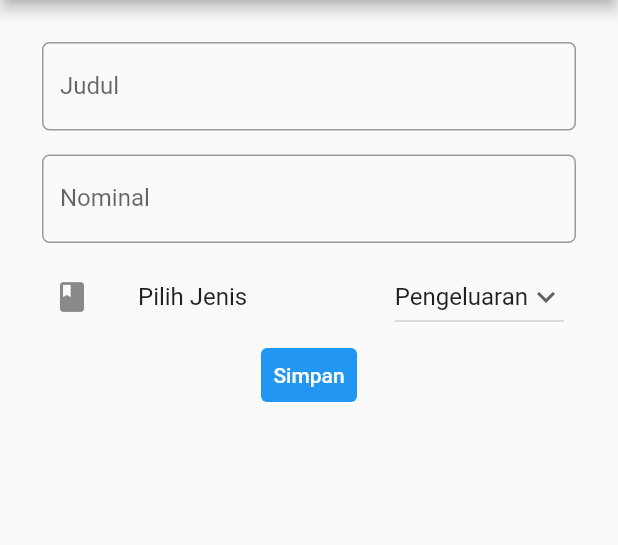
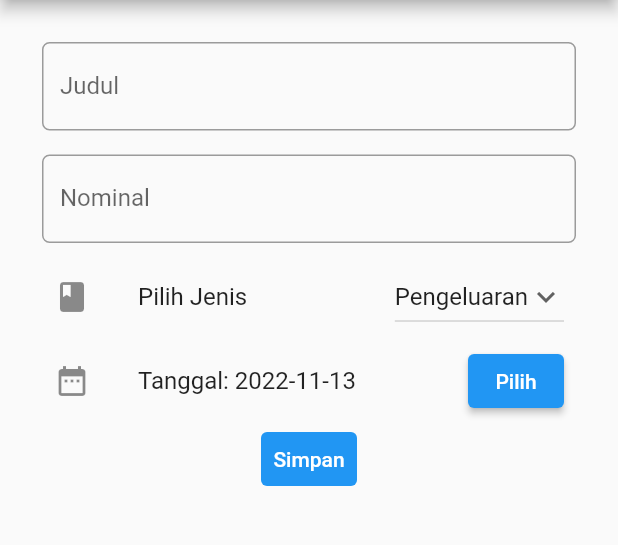
Before and after one commit to AdrianRamadhan27/pbp-flutter-lab, a Flutter app: the BudgetFormPage screen opened directly, on a phone screen of 412 x 824 dp, the part 84-629 px from its top. Run offline on Flutter 3.47's test engine with Material 2 defaults, Android fonts, the phone set to English and light mode, and no system bars.

Commit message:
Tugas 7: Bonus

```diff
--- a/counter_7/lib/budget_data_page.dart
+++ b/counter_7/lib/budget_data_page.dart
@@ -32,6 +32,9 @@ class BudgetDataPage extends StatelessWidget {
                   Text(
                       budgetList[index].tipe
                   ),
+                  Text(
+                      "Tanggal: " + budgetList[index].tanggal.toString().substring(0, 10)
+                  ),
                 ],
               ),
 
--- a/counter_7/lib/budget_form_page.dart
+++ b/counter_7/lib/budget_form_page.dart
@@ -20,6 +20,7 @@ class _BudgetFormPageState extends State<BudgetFormPage> {
   int nominal = 0;
   String tipe = 'Pengeluaran';
   List<String> listTipeBudget = ['Pengeluaran', 'Pemasukan'];
+  DateTime tanggal = DateTime.now();
 
 
 
@@ -133,6 +134,34 @@ class _BudgetFormPageState extends State<BudgetFormPage> {
                     },
                   ),
                 ),
+                ListTile(
+                  leading: const Icon(Icons.date_range),
+                  title: Text(
+                    (tanggal == null)?"Mohon pilih tanggal":"Tanggal: " + tanggal.toString().substring(0, 10),
+                  ),
+                  trailing: ElevatedButton(
+                    child: const Text(
+                      "Pilih",
+                      style: TextStyle(color: Colors.white),
+                    ),
+                    style: ButtonStyle(
+                      backgroundColor: MaterialStateProperty.all(Colors.blue),
+                    ),
+                    onPressed: () {
+                      showDatePicker(
+                          context: context,
+                          initialDate: DateTime.now(),
+                          firstDate: DateTime(2000),
+                          lastDate: DateTime(2025),
+                      ).then((date) {
+                        setState(() {
+                          tanggal = date!;
+                        });
+                      }
+                      );
+                    },
+                  ),
+                ),
                 TextButton(
                   child: const Text(
                     "Simpan",
@@ -144,7 +173,7 @@ class _BudgetFormPageState extends State<BudgetFormPage> {
                   onPressed: () {
                     if (_formKey.currentState!.validate()) {
                       // widget.daftarBudget.add(Budget(_judul, nominal, tipe));
-                      budgetList.add(Budget(_judul, nominal, tipe));
+                      budgetList.add(Budget(_judul, nominal, tipe, tanggal));
                       showDialog(
                           context: context,
                           builder: (context) {
@@ -171,6 +200,7 @@ class _BudgetFormPageState extends State<BudgetFormPage> {
                     }
                   },
                 ),
+
               ],
             ),
           ),
--- a/counter_7/lib/models/budget.dart
+++ b/counter_7/lib/models/budget.dart
@@ -2,13 +2,13 @@ class Budget {
   String judul;
   int nominal;
   String tipe;
-  // DateTime tanggal;
+  DateTime tanggal;
 
   Budget(
       this.judul,
       this.nominal,
       this.tipe,
-      // this.tanggal
+      this.tanggal
       );
 }
 
```
